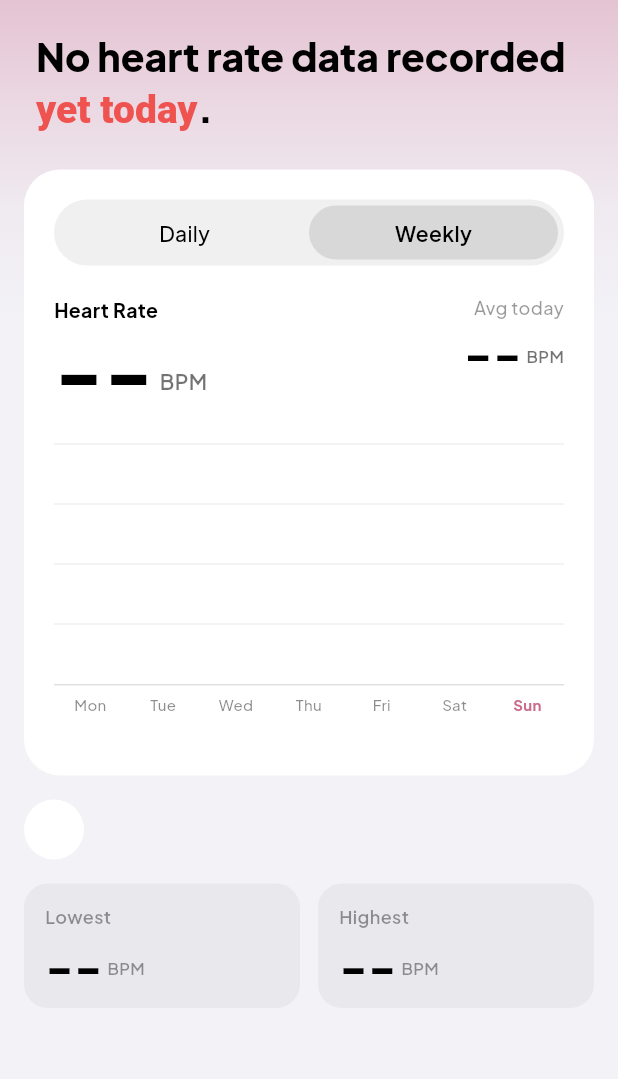
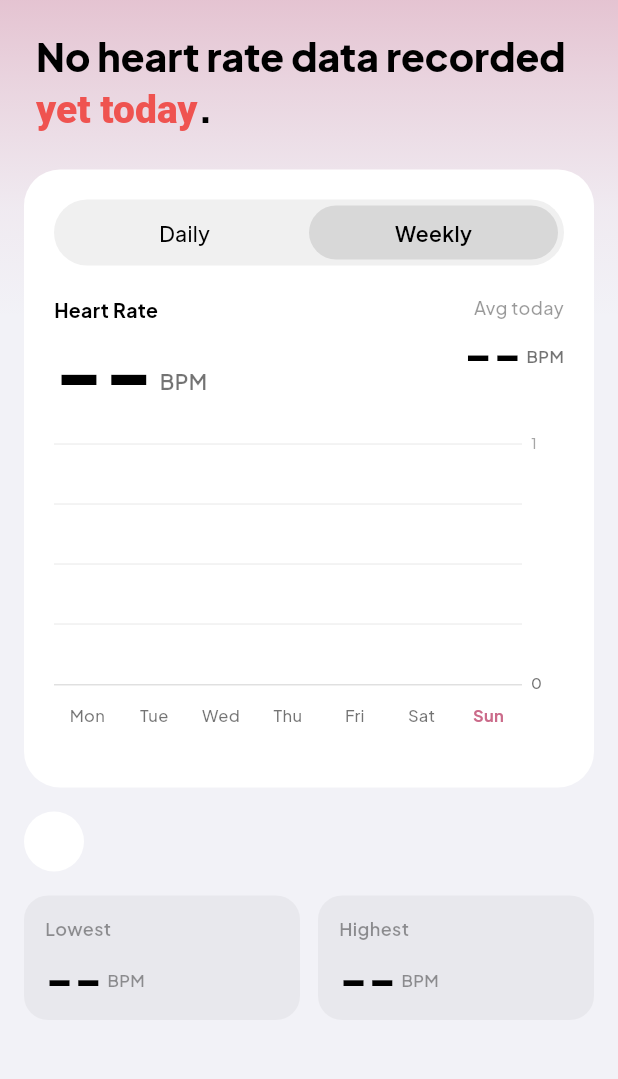
Before and after one commit to manchikantithanush-netizen/Synthese, a Flutter app: the HeartRateDetailPage screen opened directly with empty values, after a tap on "Weekly", on a phone screen of 412 x 824 dp, the part 72-1151 px from its top. Run offline on Flutter 3.47's test engine with Material 3 defaults, Android fonts, the phone set to English and light mode, and no system bars; our stand-ins replace cloud_firestore, firebase_auth, firebase_core, firebase_storage, flutter_dotenv, flutter_local_notifications and 7 more; missing offline and left inert: adaptive_platform_ui, cupertino_native; accounts and stored records are empty; network calls fail.

Commit message:
New changes

```diff
--- a/lib/diet/diet_page.dart
+++ b/lib/diet/diet_page.dart
@@ -556,7 +556,7 @@
     final totalCals = _foodLog.fold<int>(0, (sum, e) => sum + e.calories);
     if (!_calorieGoalToasted && totalCals >= _dailyCalorieGoal) {
       _calorieGoalToasted = true;
-      if (mounted) AppToast.success(context, 'Daily calorie goal reached! 🎯', icon: Icons.local_fire_department_rounded);
+      if (mounted) AppToast.success(context, 'Daily calorie goal reached', icon: Icons.local_fire_department_rounded);
     }
 
     _loadFrequentFoods();
--- a/lib/diet/water_tracker_widget.dart
+++ b/lib/diet/water_tracker_widget.dart
@@ -214,7 +214,7 @@
                                     if (newCount >= widget.dailyGoal) {
                                       AppToast.success(
                                         context,
-                                        'Water goal reached! 💧',
+                                        'Water goal reached',
                                         icon: Icons.water_drop_rounded,
                                       );
                                     }
--- a/lib/ui/dashboard.dart
+++ b/lib/ui/dashboard.dart
@@ -555,7 +555,7 @@
         _stepsGoalToasted = true;
         AppToast.success(
           context,
-          'Steps goal reached! ${_formatNumber(_goalSteps)} steps 🎉',
+          'Steps goal reached — ${_formatNumber(_goalSteps)} steps',
           icon: Icons.directions_walk_rounded,
         );
       }
@@ -563,7 +563,7 @@
         _caloriesGoalToasted = true;
         AppToast.success(
           context,
-          'Calories burned goal reached! $_goalCaloriesBurnt kcal 🔥',
+          'Calories burned goal reached — $_goalCaloriesBurnt kcal',
           icon: Icons.local_fire_department_rounded,
         );
       }
--- a/lib/ui/heart_rate_detail_page.dart
+++ b/lib/ui/heart_rate_detail_page.dart
@@ -33,8 +33,8 @@
   List<({int bpm, DateTime time})> _dailyHistory = [];
   bool _loadingDaily = true;
 
-  // Weekly: Mon–Sun avg BPM (index 0 = Mon)
-  List<int> _weeklyAvg = List.filled(7, 0);
+  // Weekly: Mon–Sun *max* BPM per day (index 0 = Mon)
+  List<int> _weeklyMax = List.filled(7, 0);
   bool _loadingWeekly = true;
 
   @override
@@ -77,7 +77,7 @@
       _dailyHistory.add((bpm: bpm, time: when));
       _dailyHistory.sort((a, b) => a.time.compareTo(b.time));
       final idx = (when.weekday - 1).clamp(0, 6);
-      _weeklyAvg[idx] = bpm;
+      _weeklyMax[idx] = math.max(_weeklyMax[idx], bpm);
     });
     if (_isSameDay(when, DateTime.now())) {
       widget.onManualHeartRateAdded?.call(bpm);
@@ -175,10 +175,10 @@
       final now = DateTime.now();
       final monday = _thisMonday;
       final int daysSinceMonday = now.weekday - 1;
-      final List<int> avgs = List.filled(7, 0);
+      final List<int> maxes = List.filled(7, 0);
 
       // Seed today's slot with currentBpm immediately so it always shows
-      avgs[daysSinceMonday] = _currentBpm;
+      maxes[daysSinceMonday] = _currentBpm;
 
       final futures = <Future<void>>[];
       for (int i = 0; i <= daysSinceMonday; i++) {
@@ -194,13 +194,7 @@
               .then((doc) {
                 final data = doc.data();
                 if (data == null) return;
-                // Try stored heartRate field first (fast path)
-                final hr = (data['heartRate'] as num?)?.toInt();
-                if (hr != null && hr > 0) {
-                  avgs[i] = hr;
-                  return;
-                }
-                // Fall back to computing avg from hrHistory
+                // Compute peak BPM from hrHistory (preferred — full picture)
                 final raw = data['hrHistory'] as List<dynamic>?;
                 if (raw != null && raw.isNotEmpty) {
                   final bpms = raw
@@ -208,14 +202,20 @@
                       .where((b) => b > 0)
                       .toList();
                   if (bpms.isNotEmpty) {
-                    avgs[i] = bpms.reduce((a, b) => a + b) ~/ bpms.length;
-                  }
+                    maxes[i] = bpms.reduce(math.max);
+                    return;
+                  }
+                }
+                // Fallback to stored heartRate field
+                final hr = (data['heartRate'] as num?)?.toInt();
+                if (hr != null && hr > 0) {
+                  maxes[i] = hr;
                 }
               }),
         );
       }
       await Future.wait(futures);
-      if (mounted) setState(() => _weeklyAvg = avgs);
+      if (mounted) setState(() => _weeklyMax = maxes);
     } catch (_) {
     } finally {
       if (mounted) setState(() => _loadingWeekly = false);
@@ -340,7 +340,7 @@
     // Weekly bar data
     const weekLabels = ['Mon', 'Tue', 'Wed', 'Thu', 'Fri', 'Sat', 'Sun'];
     final int weekMax = math.max(
-      _weeklyAvg.reduce(math.max),
+      _weeklyMax.reduce(math.max),
       math.max(_currentBpm, 1),
     );
 
@@ -623,7 +623,7 @@
                                               textColor: textColor,
                                             ))
                                     : _WeeklyHrChart(
-                                        weeklyAvg: _weeklyAvg,
+                                        weeklyMax: _weeklyMax,
                                         weekMax: weekMax,
                                         accentColor: accentColor,
                                         isDark: isDark,
@@ -712,7 +712,7 @@
 // ─────────────────────────────────────────────
 
 class _WeeklyHrChart extends StatefulWidget {
-  final List<int> weeklyAvg;
+  final List<int> weeklyMax;
   final int weekMax;
   final Color accentColor;
   final bool isDark;
@@ -720,7 +720,7 @@
   final List<String> weekLabels;
 
   const _WeeklyHrChart({
-    required this.weeklyAvg,
+    required this.weeklyMax,
     required this.weekMax,
     required this.accentColor,
     required this.isDark,
@@ -757,9 +757,14 @@
   @override
   Widget build(BuildContext context) {
     final font = GoogleFonts.plusJakartaSans;
-    final labelColor = widget.textColor.withValues(alpha: 0.45);
+    final labelColor = widget.textColor.withValues(alpha: 0.55);
+    final scaleColor = widget.textColor.withValues(alpha: 0.35);
     final axisColor = widget.textColor.withValues(alpha: 0.12);
     final int todayIdx = DateTime.now().weekday - 1;
+
+    // Reserved column on the right for Y-axis BPM labels so the last bar
+    // (Sunday) doesn't share horizontal space with them.
+    const double yLabelInset = 28.0;
 
     return Column(
       children: [
@@ -770,19 +775,26 @@
             builder: (_, __) => CustomPaint(
               size: Size.infinite,
               painter: _WeeklyHrPainter(
-                bars: widget.weeklyAvg,
+                bars: widget.weeklyMax,
                 roundedMax: widget.weekMax,
                 accentColor: widget.accentColor,
                 gridColor: axisColor,
+                scaleColor: scaleColor,
                 progress: _anim.value,
                 todayIdx: todayIdx,
-              ),
-            ),
-          ),
-        ),
-        Container(height: 1, color: axisColor),
-        const SizedBox(height: 6),
-        Row(
+                rightInset: yLabelInset,
+              ),
+            ),
+          ),
+        ),
+        Padding(
+          padding: const EdgeInsets.only(right: yLabelInset),
+          child: Container(height: 1, color: axisColor),
+        ),
+        const SizedBox(height: 12),
+        Padding(
+          padding: const EdgeInsets.only(right: yLabelInset),
+          child: Row(
             children: List.generate(
               7,
               (i) => Expanded(
@@ -790,9 +802,11 @@
                   widget.weekLabels[i],
                   textAlign: TextAlign.center,
                   style: font(
-                  fontSize: 10,
-                  fontWeight: i == todayIdx ? FontWeight.w700 : FontWeight.w500,
+                    fontSize: 11,
+                    fontWeight:
+                        i == todayIdx ? FontWeight.w700 : FontWeight.w500,
                     color: i == todayIdx ? widget.accentColor : labelColor,
+                  ),
                 ),
               ),
             ),
@@ -808,29 +822,58 @@
   final int roundedMax;
   final Color accentColor;
   final Color gridColor;
+  final Color scaleColor;
   final double progress;
   final int todayIdx;
+  final double rightInset;
 
   const _WeeklyHrPainter({
     required this.bars,
     required this.roundedMax,
     required this.accentColor,
     required this.gridColor,
+    required this.scaleColor,
     required this.progress,
     required this.todayIdx,
+    required this.rightInset,
   });
 
   @override
   void paint(Canvas canvas, Size size) {
+    // Bars + grid live in the left portion; Y-axis labels in the right inset.
+    final double chartW = (size.width - rightInset).clamp(0.0, size.width);
+
     final gridPaint = Paint()
       ..color = gridColor
       ..strokeWidth = 0.5;
     for (int i = 1; i <= 4; i++) {
       final y = size.height * (1 - i / 4);
-      canvas.drawLine(Offset(0, y), Offset(size.width, y), gridPaint);
-    }
-
-    final double slotW = size.width / bars.length;
+      canvas.drawLine(Offset(0, y), Offset(chartW, y), gridPaint);
+    }
+
+    // Y-axis BPM scale labels (right column)
+    if (roundedMax > 0) {
+      final labelStyle = GoogleFonts.plusJakartaSans(
+        fontSize: 10,
+        color: scaleColor,
+        fontWeight: FontWeight.w500,
+      );
+      for (final yVal in [0, roundedMax ~/ 2, roundedMax]) {
+        final y = size.height * (1 - yVal / roundedMax);
+        final tp = TextPainter(
+          text: TextSpan(text: '$yVal', style: labelStyle),
+          textDirection: TextDirection.ltr,
+        )..layout();
+        // Center the label vertically on the grid line, and place it inside
+        // the reserved right column so it never overlaps the last bar.
+        tp.paint(
+          canvas,
+          Offset(chartW + 6, y - tp.height / 2),
+        );
+      }
+    }
+
+    final double slotW = chartW / bars.length;
     for (int i = 0; i < bars.length; i++) {
       if (bars[i] <= 0) continue;
       final double ratio = roundedMax > 0
@@ -1122,13 +1165,12 @@
         color: bg,
         borderRadius: BorderRadius.circular(12),
       ),
-      child: Row(
+      child: Column(
         mainAxisSize: MainAxisSize.min,
-        crossAxisAlignment: CrossAxisAlignment.center,
-        children: [
-          Column(
         crossAxisAlignment: CrossAxisAlignment.start,
-            mainAxisSize: MainAxisSize.min,
+        children: [
+          Row(
+            mainAxisAlignment: MainAxisAlignment.spaceBetween,
             children: [
               Text(
                 'RANGE',
@@ -1139,7 +1181,17 @@
                   letterSpacing: 0.8,
                 ),
               ),
-              const SizedBox(height: 1),
+              Text(
+                _hourLabel(bucket.hour),
+                style: font(
+                  fontSize: 11,
+                  fontWeight: FontWeight.w500,
+                  color: dimColor,
+                ),
+              ),
+            ],
+          ),
+          const SizedBox(height: 2),
           Row(
             mainAxisSize: MainAxisSize.min,
             crossAxisAlignment: CrossAxisAlignment.end,
@@ -1165,17 +1217,6 @@
                 ),
               ),
             ],
-              ),
-            ],
-          ),
-          const SizedBox(width: 10),
-          Text(
-            _hourLabel(bucket.hour),
-            style: font(
-              fontSize: 11,
-              fontWeight: FontWeight.w500,
-              color: dimColor,
-            ),
           ),
         ],
       ),
--- a/pubspec.yaml
+++ b/pubspec.yaml
@@ -15,7 +15,7 @@
 # https://developer.apple.com/library/archive/documentation/General/Reference/InfoPlistKeyReference/Articles/CoreFoundationKeys.html
 # In Windows, build-name is used as the major, minor, and patch parts
 # of the product and file versions while build-number is used as the build suffix.
-version: 1.8.0+12
+version: 1.9.0+13
 environment:
   sdk: ^3.11.0
 # Dependencies specify other packages that your package needs in order to work.
```
Also changed, not shown: lib/ui/calories_detail_page.dart (+28 -12 lines), lib/ui/components/app_toast.dart (+83 -47 lines), lib/ui/components/metric_add_data_sheet.dart (+22 -6 lines), lib/ui/exercise_detail_page.dart (+22 -6 lines), lib/ui/sleep_detail_page.dart (+42 -18 lines), lib/ui/steps_detail_page.dart (+19 -7 lines), lib/update_reminder.dart (+8 -8 lines). Lines whose indentation alone changed are shown as unchanged.
